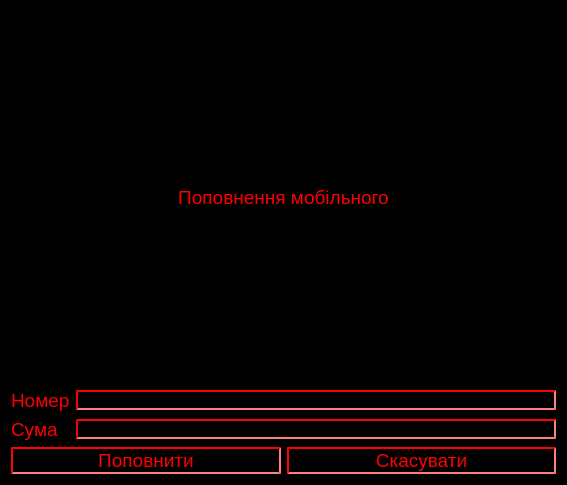
The window that frontend/phonewindow.ui (Anoromi/upa_atm) describes before a commit, drawn with Qt 5.
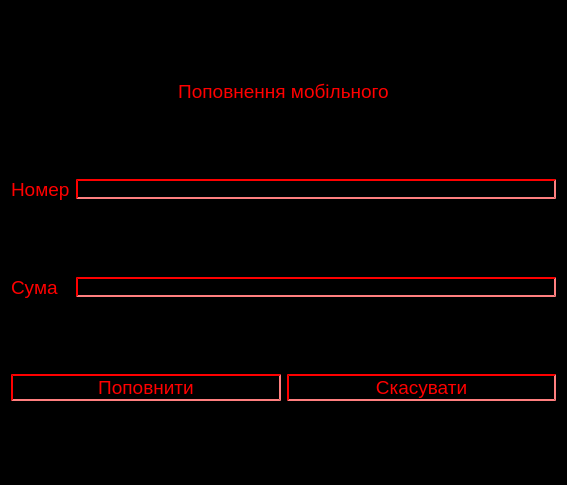
The same window after the commit.

What changed in the file:
```diff
--- a/frontend/phonewindow.ui
+++ b/frontend/phonewindow.ui
@@ -157,6 +157,12 @@
    </item>
    <item row="0" column="0" colspan="2">
     <widget class="QLabel" name="captionText">
+     <property name="sizePolicy">
+      <sizepolicy hsizetype="Preferred" vsizetype="Fixed">
+       <horstretch>0</horstretch>
+       <verstretch>0</verstretch>
+      </sizepolicy>
+     </property>
      <property name="font">
       <font>
        <pointsize>14</pointsize>
```
